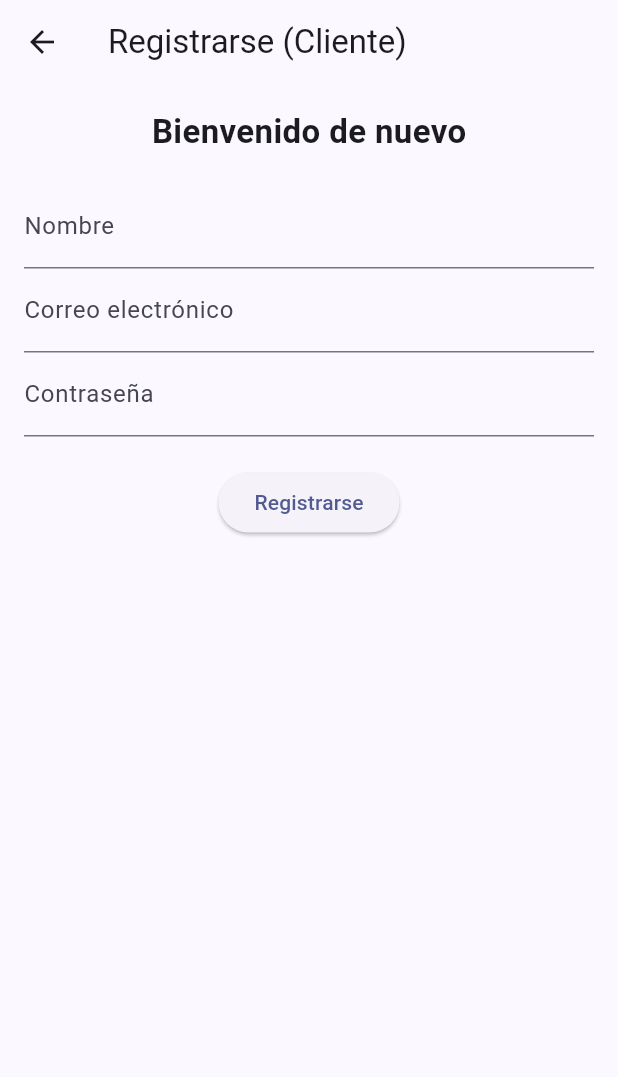
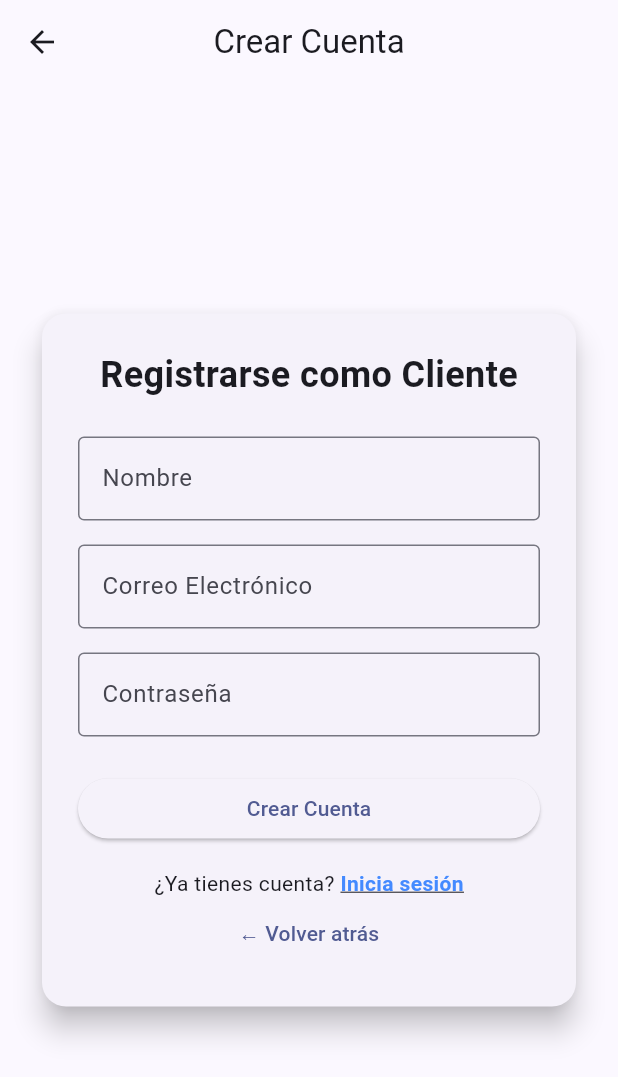
Before and after one commit to lukkaku12/flutter-E-commerce, a Flutter app: the SignupCustomerView screen opened by its route, on a phone screen of 412 x 824 dp. Shown: the top 1077 px of the screen. Run offline on Flutter 3.47's test engine with Material 3 defaults, Android fonts, the phone set to English and light mode, and no system bars; our stand-ins replace get, get_storage; accounts and stored records are empty; network calls fail.

Commit message:
users can now login and register correctly in the app

```diff
--- a/lib/features/auth/customer/login_customer.dart
+++ b/lib/features/auth/customer/login_customer.dart
@@ -3,13 +3,13 @@ import 'package:get/get.dart';
 import 'customer_controller.dart';
 
 class LoginCustomerView extends StatelessWidget {
-  LoginCustomerView({super.key});
-  final controller = Get.put(CustomerAuthController());
+  const LoginCustomerView({super.key});
 
   @override
   Widget build(BuildContext context) {
+  final controller = Get.put(CustomerAuthController());
     return Scaffold(
-      appBar: AppBar(title: const Text('Iniciar sesión (Cliente)')),
+      appBar: AppBar(),
       body: Padding(
         padding: const EdgeInsets.all(16.0),
         child: Column(
--- a/lib/features/auth/customer/signup_customer.dart
+++ b/lib/features/auth/customer/signup_customer.dart
@@ -1,47 +1,108 @@
-// lib/features/profile/profile_view.dart
 import 'package:e_commerce_app/features/auth/customer/customer_controller.dart';
 import 'package:flutter/material.dart';
 import 'package:get/get.dart';
 
 class SignupCustomerView extends StatelessWidget {
-  SignupCustomerView({super.key});
-
-  final controller = Get.put(CustomerAuthController());
+  const SignupCustomerView({super.key});
 
   @override
   Widget build(BuildContext context) {
+    final controller = Get.put(CustomerAuthController());
+
     return Scaffold(
-      appBar: AppBar(title: const Text('Registrarse (Cliente)')),
-      body: Padding(
-        padding: const EdgeInsets.all(16.0),
+      appBar: AppBar(
+        title: const Text('Crear Cuenta'),
+        centerTitle: true,
+        elevation: 0,
+      ),
+      body: Center(
+        child: SingleChildScrollView(
+          padding: const EdgeInsets.all(24),
+          child: Card(
+            shape: RoundedRectangleBorder(borderRadius: BorderRadius.circular(16)),
+            elevation: 8,
+            child: Padding(
+              padding: const EdgeInsets.all(24),
               child: Column(
+                mainAxisSize: MainAxisSize.min,
                 children: [
                   const Text(
-              'Bienvenido de nuevo',
-              style: TextStyle(fontSize: 22, fontWeight: FontWeight.bold),
+                    'Registrarse como Cliente',
+                    style: TextStyle(fontSize: 24, fontWeight: FontWeight.bold),
                   ),
-            const SizedBox(height: 20),
+                  const SizedBox(height: 24),
+
                   TextField(
                     controller: controller.nameController,
-              decoration: const InputDecoration(labelText: 'Nombre'),
+                    decoration: const InputDecoration(
+                      labelText: 'Nombre',
+                      border: OutlineInputBorder(),
                     ),
+                  ),
+                  const SizedBox(height: 16),
+
                   TextField(
                     controller: controller.emailController,
-              decoration: const InputDecoration(labelText: 'Correo electrónico'),
+                    decoration: const InputDecoration(
+                      labelText: 'Correo Electrónico',
+                      border: OutlineInputBorder(),
                     ),
+                  ),
+                  const SizedBox(height: 16),
+
                   TextField(
                     controller: controller.passwordController,
-              decoration: const InputDecoration(labelText: 'Contraseña'),
                     obscureText: true,
+                    decoration: const InputDecoration(
+                      labelText: 'Contraseña',
+                      border: OutlineInputBorder(),
                     ),
-            const SizedBox(height: 20),
+                  ),
+                  const SizedBox(height: 24),
+
                   Obx(() => controller.isLoading.value
                       ? const CircularProgressIndicator()
-                : ElevatedButton(
+                      : SizedBox(
+                          width: double.infinity,
+                          child: ElevatedButton(
                             onPressed: controller.register,
-                    child: const Text('Registrarse'),
+                            child: const Text('Crear Cuenta'),
+                          ),
                         )),
+
+                  const SizedBox(height: 16),
+
+
+                  Row(
+                    mainAxisAlignment: MainAxisAlignment.center,
+                    children: [
+                      const Text('¿Ya tienes cuenta? '),
+                      GestureDetector(
+                        onTap: () {
+                          Get.toNamed('/user/sign-in-client');
+                        },
+                        child: const Text(
+                          'Inicia sesión',
+                          style: TextStyle(
+                            color: Colors.blueAccent,
+                            fontWeight: FontWeight.bold,
+                            decoration: TextDecoration.underline,
+                          ),
+                        ),
+                      ),
                     ],
+                  ),
+
+                  TextButton(
+                    onPressed: () {
+                      Get.offAllNamed('/');
+                    },
+                    child: const Text('← Volver atrás'),
+                  ),
+                ],
+              ),
+            ),
+          ),
         ),
       ),
     );
--- a/lib/features/auth/vendor/login_vendor.dart
+++ b/lib/features/auth/vendor/login_vendor.dart
@@ -4,14 +4,14 @@ import 'package:flutter/material.dart';
 import 'package:get/get.dart';
 
 class LoginVendorView extends StatelessWidget {
-  LoginVendorView({super.key});
+  const LoginVendorView({super.key});
 
-  final controller = Get.put(VendorAuthController());
 
   @override
   Widget build(BuildContext context) {
+  final controller = Get.put(VendorAuthController());
     return Scaffold(
-      appBar: AppBar(title: const Text('Iniciar sesión (Cliente)')),
+      appBar: AppBar(),
       body: Padding(
         padding: const EdgeInsets.all(16.0),
         child: Column(
--- a/lib/features/dashboard/dashboard_view.dart
+++ b/lib/features/dashboard/dashboard_view.dart
@@ -7,7 +7,7 @@ class DashboardView extends StatelessWidget {
   @override
   Widget build(BuildContext context) {
     return Scaffold(
-      appBar: AppBar(title: const Text('Perfil')),
+      appBar: AppBar(title: const Text('Dashboard')),
       body: Column(
         children: [
           Text('Título'),
--- a/lib/routes/app_routes.dart
+++ b/lib/routes/app_routes.dart
@@ -1,15 +1,19 @@
+import 'package:e_commerce_app/features/auth/customer/login_customer.dart';
 import 'package:e_commerce_app/features/auth/customer/signup_customer.dart';
+import 'package:e_commerce_app/features/auth/vendor/login_vendor.dart';
 import 'package:e_commerce_app/features/auth/vendor/signup_vendor.dart';
 import 'package:e_commerce_app/features/landing/landing_view.dart';
 import 'package:get/get.dart';
 import '../features/dashboard/dashboard_view.dart';
 
 class AppRoutes {
-  static final routes = <GetPage>[
+  static final routes = [
     GetPage(name: '/', page: () => LandingPage()),
-    GetPage(name: '/profile', page: () => const DashboardView()),
-    GetPage(name: 'user/signup-client', page: () => SignupCustomerView()),
-    GetPage(name: 'user/signup-vendor', page: () => SignUpVendorView()),
+    GetPage(name: '/dashboard', page: () => const DashboardView()),
+    GetPage(name: '/user/signup-client', page: () => const SignupCustomerView()),
+    GetPage(name: '/user/signup-vendor', page: () => const SignUpVendorView()),
+    GetPage(name: '/user/sign-in-client', page: () => const LoginCustomerView()),
+    GetPage(name: '/user/sign-in-vendor', page: () => const LoginVendorView()),
     // Agregá más rutas aquí fácilmente
   ];
 }
--- a/pubspec.yaml
+++ b/pubspec.yaml
@@ -31,6 +31,8 @@ dependencies:
   flutter:
     sdk: flutter
   get: ^4.7.2
+  http: ^0.13.5
+  get_storage: ^2.0.3
 
   # The following adds the Cupertino Icons font to your application.
   # Use with the CupertinoIcons class for iOS style icons.
```
Also changed, not shown: lib/features/auth/customer/customer_controller.dart (+53 -14 lines), lib/features/auth/vendor/signup_vendor.dart (+77 -16 lines), lib/features/auth/vendor/vendor_controller.dart (+52 -14 lines), lib/features/landing/landing_view.dart (+3 -4 lines), pubspec.lock, 1 other file. Lines whose indentation alone changed are shown as unchanged.
